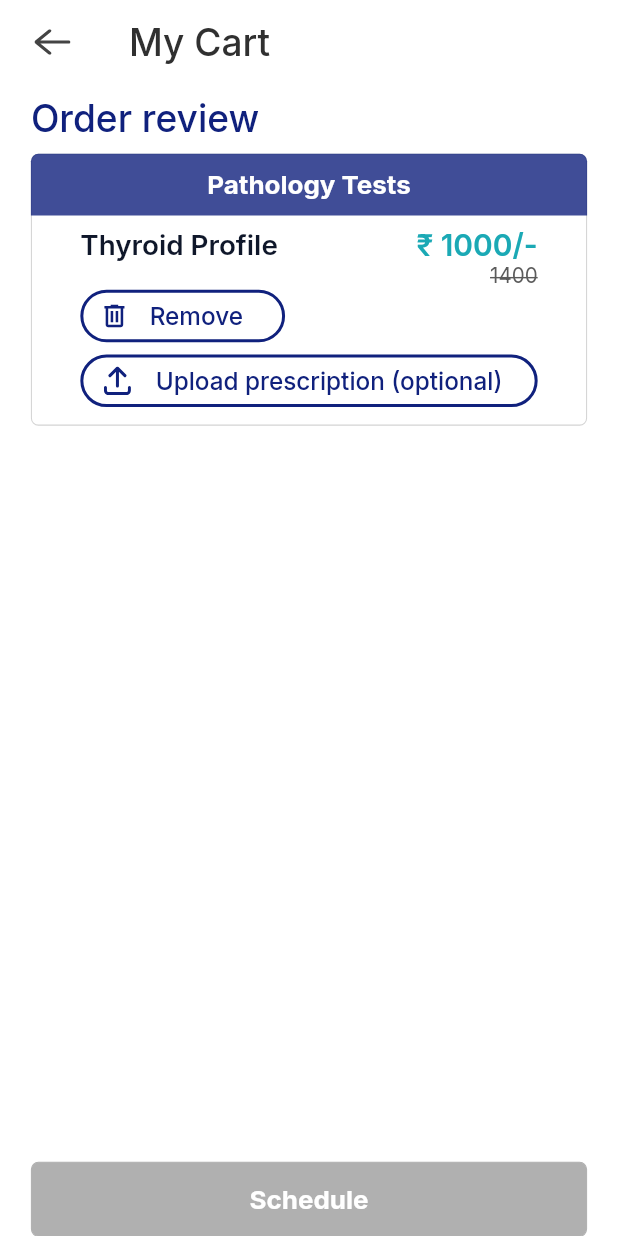
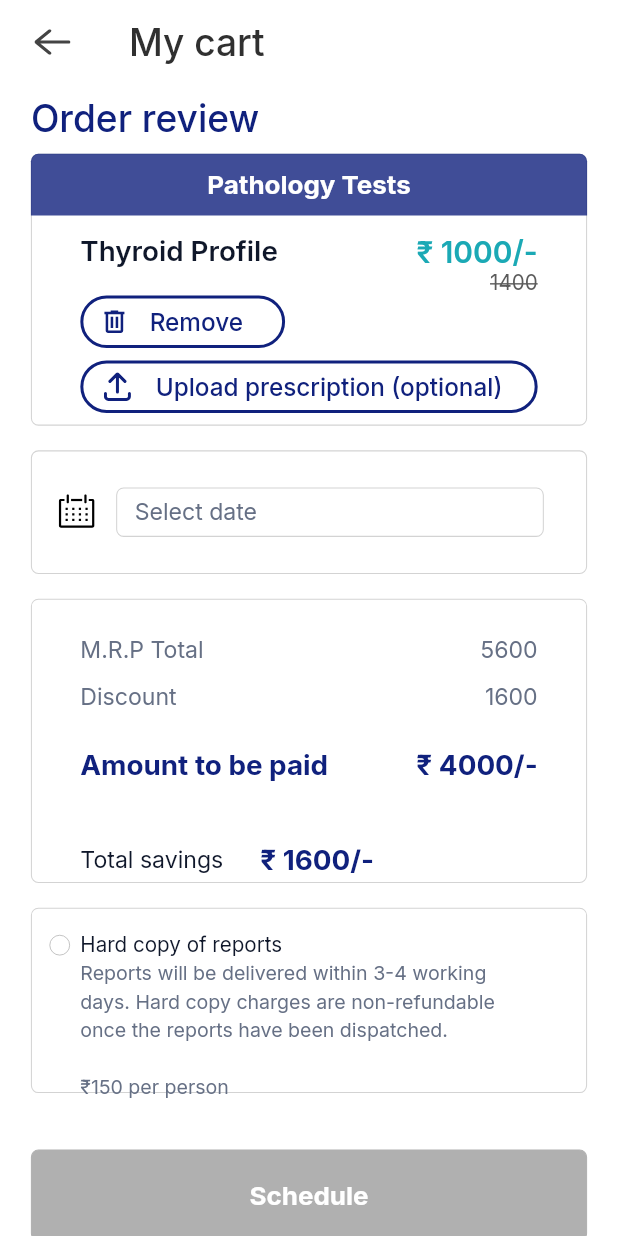
Before and after one commit to pehchankon/health_ecommerce, a Flutter app: the ShoppingCartPage screen opened directly, on a phone screen of 412 x 824 dp. Run offline on Flutter 3.47's test engine with Material 2 defaults, Android fonts, the phone set to English and light mode, and no system bars; our stand-ins replace flutter_bloc, flutter_svg, freezed_annotation, google_fonts, sizer.

Commit message:
cart page implemented

```diff
--- a/lib/colors.dart
+++ b/lib/colors.dart
@@ -9,6 +9,7 @@ class AppColors {
   static const Color secondaryBlueGreyColor = Color.fromRGBO(71, 85, 105, 1);
   static const Color secondaryBlueGreyColorAlt = Color.fromRGBO(108, 135, 174, 1);
   static const Color greyColor = Color.fromRGBO(91, 91, 91, 1);
+  static const Color greyAltColor = Color.fromRGBO(102, 112, 133, 1);
   static const Color lighGreyColor = Color.fromRGBO(176, 176, 176, 1);
   static const Color offWhiteColor = Color.fromRGBO(211, 211, 211, 1);
   static const Color primaryBlackColor = Colors.black;
--- a/lib/constants.dart
+++ b/lib/constants.dart
@@ -7,6 +7,8 @@ final kMedicineIcon = 'assets/icons/medicine_icon.svg';
 final kBackIcon = 'assets/icons/back_icon.svg';
 final kDeleteIcon = 'assets/icons/delete_icon.svg';
 final kUploadIcon = 'assets/icons/upload_icon.svg';
+final kCalendarIcon = 'assets/icons/calendar_icon.svg';
+final kCheckIcon = 'assets/icons/check_icon.svg';
 
 final kSystemUiOverlayStyle = SystemUiOverlayStyle(
   statusBarColor: Colors.white,
--- a/lib/screens/shopping_cart/shopping_cart.page.dart
+++ b/lib/screens/shopping_cart/shopping_cart.page.dart
@@ -1,13 +1,13 @@
 import 'package:alemeno_intern/blocs/shopping_cart.bloc.dart';
-import 'package:alemeno_intern/colors.dart';
 import 'package:alemeno_intern/constants.dart';
 import 'package:alemeno_intern/models/package.model.dart';
 import 'package:alemeno_intern/models/test.model.dart';
+import 'package:alemeno_intern/screens/shopping_cart/widgets/hard_copy_report_card.widget.dart';
+import 'package:alemeno_intern/screens/shopping_cart/widgets/select_date_card.widget.dart';
+import 'package:alemeno_intern/screens/shopping_cart/widgets/total_cost_card.widget.dart';
 import 'package:alemeno_intern/textStyles.dart';
 import 'package:alemeno_intern/screens/shopping_cart/widgets/cart_package_card.widget.dart';
 import 'package:alemeno_intern/widgets/custom_button.widget.dart';
-import 'package:alemeno_intern/widgets/large_package_card.widget.dart';
-import 'package:alemeno_intern/widgets/small_package_card.widget.dart';
 import 'package:flutter/material.dart';
 import 'package:flutter_bloc/flutter_bloc.dart';
 import 'package:flutter_svg/flutter_svg.dart';
@@ -60,6 +60,20 @@ class ShoppingCartPage extends StatelessWidget {
                 ),
               ),
               SizedBox(height: 2.h),
+              SizedBox(
+                height: 10.h,
+                child: SelectDateCard(),
+              ),
+              SizedBox(height: 2.h),
+              SizedBox(
+                height: 23.h,
+                child: TotalCostCard(packages: packages),
+              ),
+              SizedBox(height: 2.h),
+              SizedBox(
+                height: 15.h,
+                child: HardCopyReportCard(),
+              ),
             ],
           ),
         ),
@@ -69,7 +83,7 @@ class ShoppingCartPage extends StatelessWidget {
 
   Container _bottomBar() {
     return Container(
-      height: 6.h,
+      height: 7.h,
       padding: EdgeInsets.symmetric(horizontal: 5.w),
       child: Column(
         children: [
@@ -88,7 +102,7 @@ class ShoppingCartPage extends StatelessWidget {
     return AppBar(
       systemOverlayStyle: kSystemUiOverlayStyle,
       title: Text(
-        'My Cart',
+        'My cart',
         style: AppTextStyles.titleBlackMediumText20,
       ),
       centerTitle: false,
--- a/lib/screens/shopping_cart/widgets/cart_package_card.widget.dart
+++ b/lib/screens/shopping_cart/widgets/cart_package_card.widget.dart
@@ -42,7 +42,7 @@ class CartPackageCard extends StatelessWidget {
       child: Column(
         crossAxisAlignment: CrossAxisAlignment.start,
         children: [
-          SizedBox(height: 6.h),
+          SizedBox(height: 6.5.h),
           Row(
             crossAxisAlignment: CrossAxisAlignment.start,
             mainAxisAlignment: MainAxisAlignment.spaceBetween,
--- /dev/null
+++ b/lib/screens/shopping_cart/widgets/hard_copy_report_card.widget.dart
@@ -0,0 +1,73 @@
+import 'package:alemeno_intern/colors.dart';
+import 'package:alemeno_intern/constants.dart';
+import 'package:alemeno_intern/textStyles.dart';
+import 'package:alemeno_intern/widgets/generic_card_outline.widget.dart';
+import 'package:flutter/material.dart';
+import 'package:flutter_svg/flutter_svg.dart';
+import 'package:sizer/sizer.dart';
+
+class HardCopyReportCard extends StatefulWidget {
+  HardCopyReportCard({super.key});
+
+  @override
+  State<HardCopyReportCard> createState() => _HardCopyReportCardState();
+}
+
+class _HardCopyReportCardState extends State<HardCopyReportCard> {
+  bool _selected = false;
+  _toggle() => setState(() => _selected = true);
+
+  @override
+  Widget build(BuildContext context) {
+    return GestureDetector(
+      onTap: _toggle,
+      child: GenericCardOutline(
+        children: [
+          Positioned(
+            top: 2.2.h,
+            left: 3.w,
+            child: _toggleBox(),
+          ),
+          Padding(
+            padding: EdgeInsets.symmetric(horizontal: 8.w),
+            child: Column(
+              mainAxisSize: MainAxisSize.max,
+              crossAxisAlignment: CrossAxisAlignment.start,
+              children: [
+                SizedBox(height: 2.h),
+                Text(
+                  'Hard copy of reports',
+                  style: AppTextStyles.secondaryDarkBlueGreyText11,
+                ),
+                Text(
+                  'Reports will be delivered within 3-4 working days. Hard copy charges are non-refundable once the reports have been dispatched.\n\n₹150 per person',
+                  style: AppTextStyles.greyAltText10p5,
+                ),
+              ],
+            ),
+          ),
+        ],
+      ),
+    );
+  }
+
+  Container _toggleBox() {
+    return Container(
+            alignment: Alignment.center,
+            width: 10.sp,
+            height: 10.sp,
+            decoration: BoxDecoration(
+              shape: BoxShape.circle,
+              color:
+                  _selected ? AppColors.primaryPurpleColor : Colors.transparent,
+              border: Border.all(
+                color: _selected
+                    ? AppColors.primaryPurpleColor
+                    : AppColors.lighGreyColor,
+                width: 0.5,
+              ),
+            ),
+            child: _selected ? SvgPicture.asset(kCheckIcon) : null,
+          );
+  }
+}
--- /dev/null
+++ b/lib/screens/shopping_cart/widgets/select_date_card.widget.dart
@@ -0,0 +1,49 @@
+import 'package:alemeno_intern/constants.dart';
+import 'package:alemeno_intern/widgets/generic_card_outline.widget.dart';
+import 'package:alemeno_intern/textStyles.dart';
+import 'package:flutter/material.dart';
+import 'package:flutter_svg/flutter_svg.dart';
+import 'package:sizer/sizer.dart';
+
+class SelectDateCard extends StatelessWidget {
+  SelectDateCard({super.key});
+
+  @override
+  Widget build(BuildContext context) {
+    return GenericCardOutline(
+      children: [
+        Padding(
+          padding: EdgeInsets.symmetric(vertical: 3.h),
+          child: Row(
+            mainAxisSize: MainAxisSize.max,
+            children: [
+              SizedBox(width: 4.w),
+              SvgPicture.asset(kCalendarIcon),
+              SizedBox(width: 3.w),
+              Expanded(child: _selectDateButton()),
+              SizedBox(width: 7.w),
+            ],
+          ),
+        ),
+      ],
+    );
+  }
+
+  GestureDetector _selectDateButton() {
+    return GestureDetector(
+      onTap: () => print('date'),
+      child: GenericCardOutline(
+        children: [
+          Container(
+            margin: EdgeInsets.symmetric(horizontal: 3.w),
+            alignment: Alignment.centerLeft,
+            child: Text(
+              'Select date',
+              style: AppTextStyles.greyAltText12,
+            ),
+          ),
+        ],
+      ),
+    );
+  }
+}
--- /dev/null
+++ b/lib/screens/shopping_cart/widgets/total_cost_card.widget.dart
@@ -0,0 +1,79 @@
+import 'package:alemeno_intern/models/package.model.dart';
+import 'package:alemeno_intern/widgets/generic_card_outline.widget.dart';
+import 'package:alemeno_intern/textStyles.dart';
+import 'package:flutter/material.dart';
+import 'package:sizer/sizer.dart';
+
+class TotalCostCard extends StatelessWidget {
+  TotalCostCard({
+    super.key,
+    required this.packages,
+  });
+
+  final List<PackageModel> packages;
+
+  @override
+  Widget build(BuildContext context) {
+    num _totalMRP = 0;
+    num _totalDiscount = 0;
+    for (final package in packages) {
+      _totalMRP = _totalMRP + package.price;
+      final discount =
+          package.hasDiscount! ? package.price - package.discountedPrice! : 0;
+      _totalDiscount = _totalDiscount + discount;
+    }
+
+    return GenericCardOutline(
+      children: [
+        Padding(
+          padding: EdgeInsets.symmetric(horizontal: 8.w),
+          child: Column(
+            mainAxisSize: MainAxisSize.max,
+            children: [
+              SizedBox(height: 3.h),
+              _costColumnEntry(
+                'M.R.P Total',
+                _totalMRP,
+                AppTextStyles.greyAltText12,
+              ),
+              SizedBox(height: 1.5.h),
+              _costColumnEntry(
+                'Discount',
+                _totalDiscount,
+                AppTextStyles.greyAltText12,
+              ),
+              SizedBox(height: 3.h),
+              _costColumnEntry(
+                'Amount to be paid',
+                '₹ ${_totalMRP - _totalDiscount}/-',
+                AppTextStyles.primaryPurpleBoldText15,
+              ),
+              SizedBox(height: 5.h),
+              _costColumnEntry(
+                'Total savings',
+                '₹ $_totalDiscount/-',
+                AppTextStyles.primaryPurpleBoldText15,
+                firstTextStyle: AppTextStyles.secondaryDarkBlueGreyText12,
+                gap: 6.w,
+              ),
+            ],
+          ),
+        ),
+      ],
+    );
+  }
+
+  Row _costColumnEntry(String text, cost, TextStyle style,
+      {TextStyle? firstTextStyle, double? gap}) {
+    return Row(
+      mainAxisAlignment: gap == null
+          ? MainAxisAlignment.spaceBetween
+          : MainAxisAlignment.start,
+      children: [
+        Text(text, style: firstTextStyle ?? style),
+        SizedBox(width: gap),
+        Text(cost.toString(), style: style),
+      ],
+    );
+  }
+}
--- a/lib/textStyles.dart
+++ b/lib/textStyles.dart
@@ -47,6 +47,10 @@ class AppTextStyles {
       primaryPurpleBoldText10.copyWith(
         fontSize: 7.5.sp,
   );
+  static final TextStyle primaryPurpleBoldText15 =
+      primaryPurpleBoldText10.copyWith(
+        fontSize: 13.5.sp,
+  );
 
 
   //// primary white bold text w700
@@ -87,6 +91,18 @@ class AppTextStyles {
       secondaryBlueGreyText11.copyWith(
     color: AppColors.secondaryBlueGreyColor,
     fontSize: 6.5.sp,
+  );
+
+
+  //// grey-alt text w400
+  static final TextStyle greyAltText12 = GoogleFonts.inter(
+    fontWeight: FontWeight.w400,
+    color: AppColors.greyAltColor,
+    fontSize: 11.2.sp,
+  );
+  static final TextStyle greyAltText10p5 = greyAltText12.copyWith(
+    fontSize: 9.5.sp,
+    height: 1.05.sp,
   );
 
 
@@ -135,4 +151,16 @@ class AppTextStyles {
     color: AppColors.secondaryDarkBlueGreyColor,
     fontSize: 13.5.sp,
   );
+
+
+  //// secondary dark-blue-grey text w400
+  static final TextStyle secondaryDarkBlueGreyText12 = GoogleFonts.inter(
+    fontWeight: FontWeight.w400,
+    color: AppColors.secondaryDarkBlueGreyColor,
+    fontSize: 11.2.sp,
+  );
+  static final TextStyle secondaryDarkBlueGreyText11 =
+    secondaryDarkBlueGreyText12.copyWith(
+      fontSize: 10.sp,
+  );
 }
--- a/lib/widgets/custom_button.widget.dart
+++ b/lib/widgets/custom_button.widget.dart
@@ -88,7 +88,7 @@ class _CustomButtonState extends State<CustomButton> {
       _textStyle = widget.isFilled
           ? AppTextStyles.primaryWhiteBoldText14
           : AppTextStyles.primaryPurpleMediumText14;
-      _padding = 10.sp;
+      _padding = 14.sp;
     }
 
     return GestureDetector(
```
Also changed, not shown: assets/icons/calendar_icon.svg (added), assets/icons/check_icon.svg (added).
